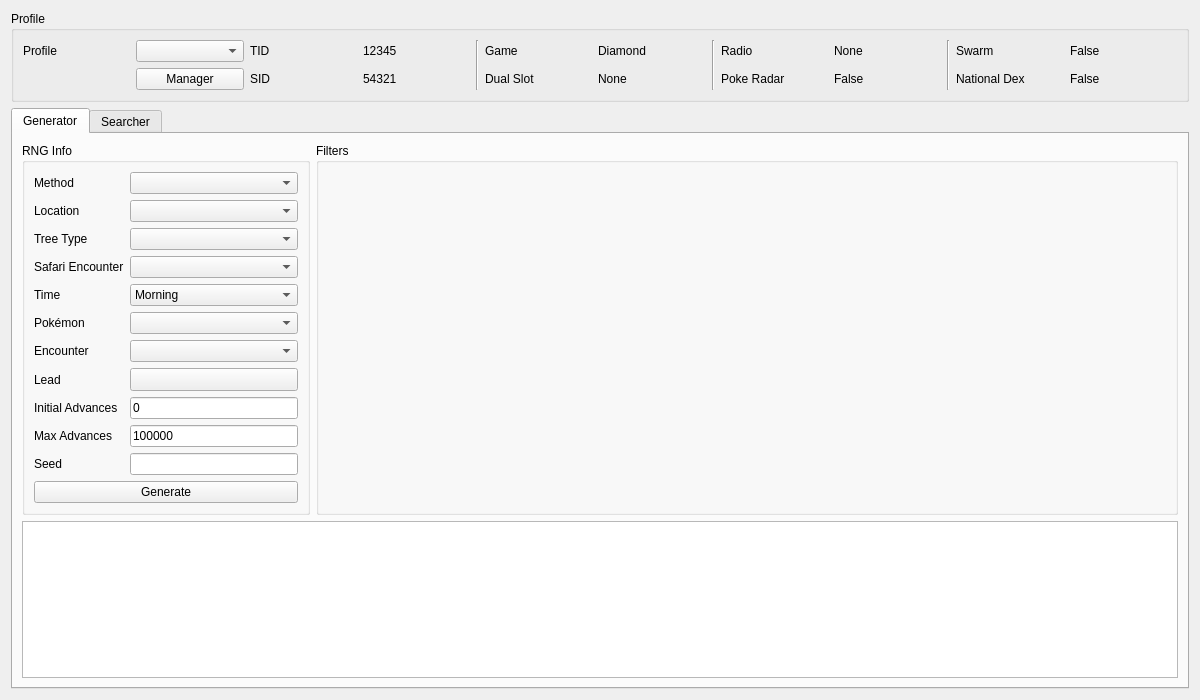
Admiral-Fish/PokeFinder, file Source/Forms/Gen4/Wild4.ui: the form before one commit.
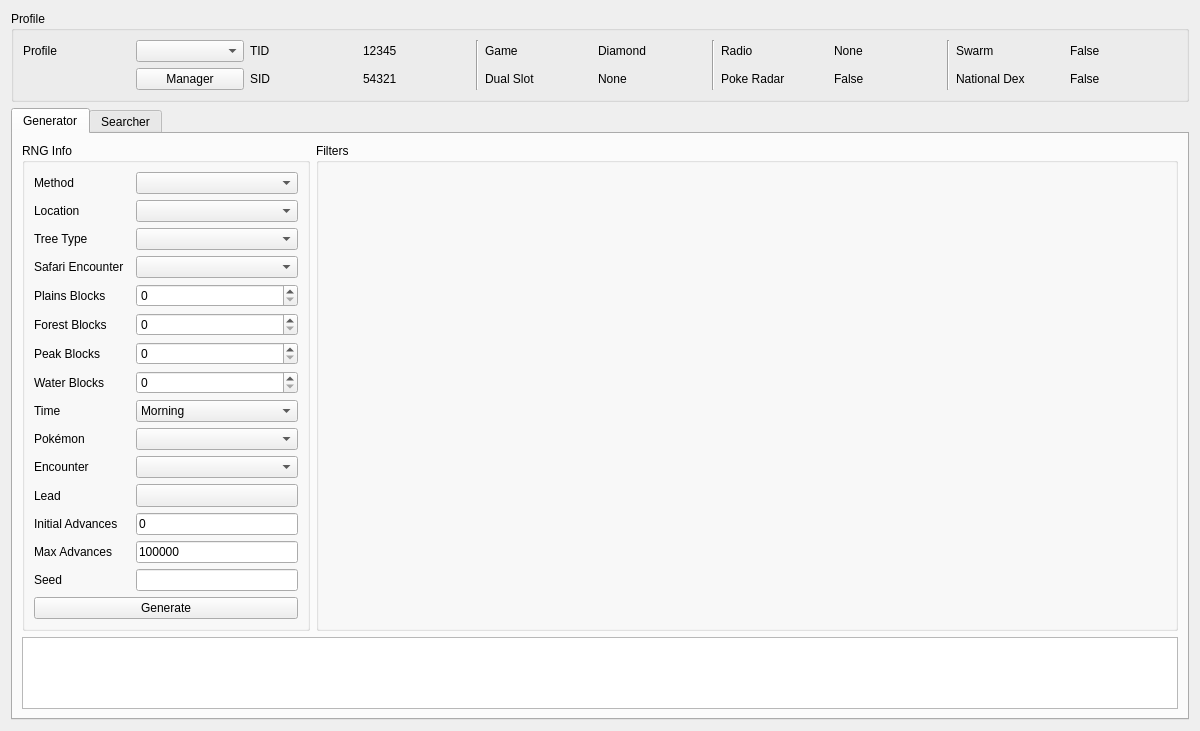
The form after the commit. Custom widgets are drawn as their Qt base class.

Commit message: Added blocks to gen4 safari

Diff of the .ui file:
```diff
--- a/Source/Forms/Gen4/Wild4.ui
+++ b/Source/Forms/Gen4/Wild4.ui
@@ -220,61 +220,41 @@
           <string>RNG Info</string>
          </property>
          <layout class="QGridLayout" name="gridLayout_3">
-          <item row="1" column="1">
-           <widget class="QComboBox" name="comboBoxGeneratorLocation"/>
+          <item row="8" column="3">
+           <widget class="QSpinBox" name="spinBoxGeneratorPeakBlocks"/>
           </item>
-          <item row="9" column="1">
-           <widget class="TextBox" name="textBoxGeneratorMaxAdvances">
+          <item row="3" column="1">
+           <widget class="QLabel" name="labelGeneratorSafariEncounter">
             <property name="text">
-             <string notr="true">100000</string>
+             <string>Safari Encounter</string>
             </property>
            </widget>
           </item>
-          <item row="7" column="1">
-           <widget class="ComboMenu" name="toolButtonGeneratorLead">
-            <property name="sizePolicy">
-             <sizepolicy hsizetype="Preferred" vsizetype="Fixed">
-              <horstretch>0</horstretch>
-              <verstretch>0</verstretch>
-             </sizepolicy>
+          <item row="4" column="1">
+           <widget class="QLabel" name="labelGeneratorPlainsBlocks">
+            <property name="text">
+             <string>Plains Blocks</string>
             </property>
-            <property name="popupMode">
-             <enum>QToolButton::InstantPopup</enum>
+           </widget>
+          </item>
+          <item row="20" column="3">
+           <widget class="ComboBox" name="comboBoxGeneratorEncounter"/>
+          </item>
+          <item row="20" column="1">
+           <widget class="QLabel" name="labelGeneratorEncounter">
+            <property name="text">
+             <string>Encounter</string>
             </property>
            </widget>
           </item>
-          <item row="5" column="0">
+          <item row="15" column="1">
            <widget class="QLabel" name="labelGeneratorPokemon">
             <property name="text">
              <string>Pokémon</string>
             </property>
            </widget>
           </item>
-          <item row="4" column="0">
-           <widget class="QLabel" name="labelGeneratorTime">
-            <property name="text">
-             <string>Time</string>
-            </property>
-           </widget>
-          </item>
-          <item row="2" column="1">
-           <widget class="QComboBox" name="comboBoxGeneratorTreeType"/>
-          </item>
-          <item row="8" column="1">
-           <widget class="TextBox" name="textBoxGeneratorStartingAdvance">
-            <property name="text">
-             <string notr="true">0</string>
-            </property>
-           </widget>
-          </item>
-          <item row="10" column="0">
-           <widget class="QLabel" name="labelGeneratorSeed">
-            <property name="text">
-             <string>Seed</string>
-            </property>
-           </widget>
-          </item>
-          <item row="7" column="0">
+          <item row="21" column="1">
            <widget class="QLabel" name="labelGeneratorLead">
             <property name="sizePolicy">
              <sizepolicy hsizetype="Fixed" vsizetype="Preferred">
@@ -287,27 +267,14 @@
             </property>
            </widget>
           </item>
-          <item row="6" column="0">
-           <widget class="QLabel" name="labelGeneratorEncounter">
+          <item row="14" column="1">
+           <widget class="QLabel" name="labelGeneratorTime">
             <property name="text">
-             <string>Encounter</string>
+             <string>Time</string>
             </property>
            </widget>
           </item>
-          <item row="0" column="1">
-           <widget class="ComboBox" name="comboBoxGeneratorMethod"/>
-          </item>
-          <item row="1" column="0">
-           <widget class="QLabel" name="labelGeneratorLocation">
-            <property name="text">
-             <string>Location</string>
-            </property>
-           </widget>
-          </item>
-          <item row="5" column="1">
-           <widget class="ComboBox" name="comboBoxGeneratorPokemon"/>
-          </item>
-          <item row="11" column="0" colspan="2">
+          <item row="25" column="1" colspan="3">
            <widget class="QPushButton" name="pushButtonGenerate">
             <property name="enabled">
              <bool>true</bool>
@@ -323,7 +290,37 @@
             </property>
            </widget>
           </item>
-          <item row="4" column="1">
+          <item row="24" column="1">
+           <widget class="QLabel" name="labelGeneratorSeed">
+            <property name="text">
+             <string>Seed</string>
+            </property>
+           </widget>
+          </item>
+          <item row="0" column="1">
+           <widget class="QLabel" name="labelGeneratorMethod">
+            <property name="text">
+             <string>Method</string>
+            </property>
+           </widget>
+          </item>
+          <item row="1" column="3">
+           <widget class="QComboBox" name="comboBoxGeneratorLocation"/>
+          </item>
+          <item row="21" column="3">
+           <widget class="ComboMenu" name="toolButtonGeneratorLead">
+            <property name="sizePolicy">
+             <sizepolicy hsizetype="Preferred" vsizetype="Fixed">
+              <horstretch>0</horstretch>
+              <verstretch>0</verstretch>
+             </sizepolicy>
+            </property>
+            <property name="popupMode">
+             <enum>QToolButton::InstantPopup</enum>
+            </property>
+           </widget>
+          </item>
+          <item row="14" column="3">
            <widget class="QComboBox" name="comboBoxGeneratorTime">
             <item>
              <property name="text">
@@ -342,17 +339,44 @@
             </item>
            </widget>
           </item>
-          <item row="10" column="1">
+          <item row="0" column="3">
+           <widget class="ComboBox" name="comboBoxGeneratorMethod"/>
+          </item>
+          <item row="22" column="1">
+           <widget class="QLabel" name="labelGeneratorStartingAdvance">
+            <property name="text">
+             <string>Initial Advances</string>
+            </property>
+           </widget>
+          </item>
+          <item row="24" column="3">
            <widget class="TextBox" name="textBoxGeneratorSeed"/>
           </item>
-          <item row="0" column="0">
-           <widget class="QLabel" name="labelGeneratorMethod">
+          <item row="9" column="1">
+           <widget class="QLabel" name="labelGeneratorWaterBlocks">
             <property name="text">
-             <string>Method</string>
+             <string>Water Blocks</string>
             </property>
            </widget>
           </item>
-          <item row="2" column="0">
+          <item row="2" column="3">
+           <widget class="QComboBox" name="comboBoxGeneratorTreeType"/>
+          </item>
+          <item row="1" column="1">
+           <widget class="QLabel" name="labelGeneratorLocation">
+            <property name="text">
+             <string>Location</string>
+            </property>
+           </widget>
+          </item>
+          <item row="22" column="3">
+           <widget class="TextBox" name="textBoxGeneratorStartingAdvance">
+            <property name="text">
+             <string notr="true">0</string>
+            </property>
+           </widget>
+          </item>
+          <item row="2" column="1">
            <widget class="QLabel" name="labelGeneratorTreeType">
             <property name="enabled">
              <bool>true</bool>
@@ -362,32 +386,48 @@
             </property>
            </widget>
           </item>
-          <item row="9" column="0">
+          <item row="4" column="3">
+           <widget class="QSpinBox" name="spinBoxGeneratorPlainsBlocks"/>
+          </item>
+          <item row="9" column="3">
+           <widget class="QSpinBox" name="spinBoxGeneratorWaterBlocks"/>
+          </item>
+          <item row="3" column="3">
+           <widget class="QComboBox" name="comboBoxGeneratorSafariEncounter"/>
+          </item>
+          <item row="23" column="3">
+           <widget class="TextBox" name="textBoxGeneratorMaxAdvances">
+            <property name="text">
+             <string notr="true">100000</string>
+            </property>
+           </widget>
+          </item>
+          <item row="15" column="3">
+           <widget class="ComboBox" name="comboBoxGeneratorPokemon"/>
+          </item>
+          <item row="8" column="1">
+           <widget class="QLabel" name="labelGeneratorPeakBlocks">
+            <property name="text">
+             <string>Peak Blocks</string>
+            </property>
+           </widget>
+          </item>
+          <item row="5" column="1">
+           <widget class="QLabel" name="labelGeneratorForestBlocks">
+            <property name="text">
+             <string>Forest Blocks</string>
+            </property>
+           </widget>
+          </item>
+          <item row="23" column="1">
            <widget class="QLabel" name="labelGeneratorMaxAdvances">
             <property name="text">
              <string>Max Advances</string>
             </property>
            </widget>
           </item>
-          <item row="8" column="0">
-           <widget class="QLabel" name="labelGeneratorStartingAdvance">
-            <property name="text">
-             <string>Initial Advances</string>
-            </property>
-           </widget>
-          </item>
-          <item row="6" column="1">
-           <widget class="ComboBox" name="comboBoxGeneratorEncounter"/>
-          </item>
-          <item row="3" column="1">
-           <widget class="QComboBox" name="comboBoxGeneratorSafariEncounter"/>
-          </item>
-          <item row="3" column="0">
-           <widget class="QLabel" name="labelGeneratorSafariEncounter">
-            <property name="text">
-             <string>Safari Encounter</string>
-            </property>
-           </widget>
+          <item row="5" column="3">
+           <widget class="QSpinBox" name="spinBoxGeneratorForestBlocks"/>
           </item>
          </layout>
         </widget>
```
Left out of the diff: 232 changed lines with no effect on the pictures. The commit also changes 5 other files.
